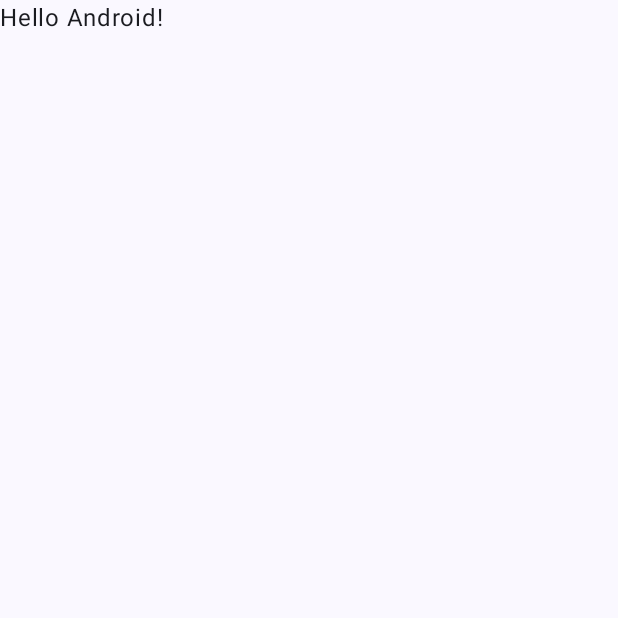
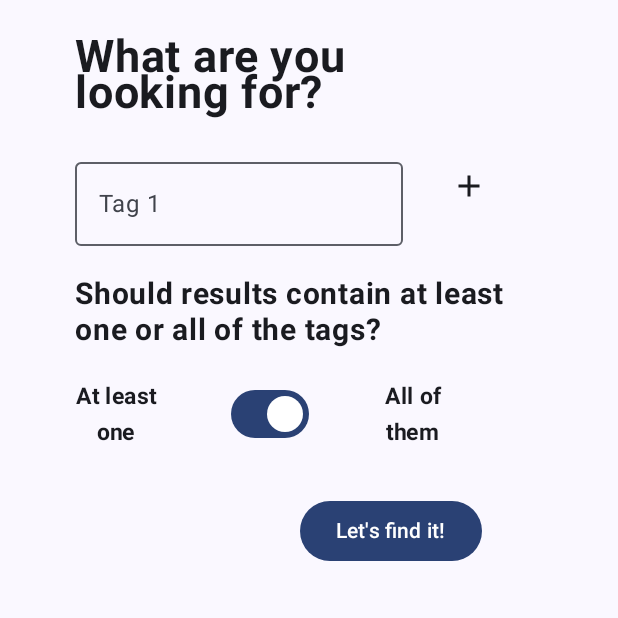
Before and after one commit to kgn04/FlickrBrowser, an Android app built with Jetpack Compose: the screen it shows after launch (MainActivity), on a phone screen of 412 x 824 dp, the top half of it. Before the commit the part shown is almost empty. Run offline under Robolectric (Android 15) with nearby library versions, the phone set to English and light mode, and no system bars.

Commit message:
Code cleanup done.

```diff
--- a/app/build.gradle.kts
+++ b/app/build.gradle.kts
@@ -72,6 +72,8 @@ dependencies {
     implementation(platform("androidx.compose:compose-bom:2023.03.00"))
     implementation(platform("androidx.compose:compose-bom:2023.03.00"))
     implementation(platform("androidx.compose:compose-bom:2023.03.00"))
+    implementation(platform("androidx.compose:compose-bom:2023.03.00"))
+    implementation(platform("androidx.compose:compose-bom:2023.03.00"))
     testImplementation("junit:junit:4.13.2")
     androidTestImplementation("androidx.test.ext:junit:1.1.5")
     androidTestImplementation("androidx.test.espresso:espresso-core:3.5.1")
@@ -87,6 +89,8 @@ dependencies {
     androidTestImplementation(platform("androidx.compose:compose-bom:2023.03.00"))
     androidTestImplementation(platform("androidx.compose:compose-bom:2023.03.00"))
     androidTestImplementation(platform("androidx.compose:compose-bom:2023.03.00"))
+    androidTestImplementation(platform("androidx.compose:compose-bom:2023.03.00"))
+    androidTestImplementation(platform("androidx.compose:compose-bom:2023.03.00"))
     debugImplementation("androidx.compose.ui:ui-tooling")
     debugImplementation("androidx.compose.ui:ui-test-manifest")
 }
--- /dev/null
+++ b/app/src/main/java/com/example/flickrbrowser/BrowserView.kt
@@ -0,0 +1,84 @@
+package com.example.flickrbrowser
+
+import android.content.Intent
+import androidx.compose.foundation.layout.Arrangement
+import androidx.compose.foundation.layout.Column
+import androidx.compose.foundation.layout.Row
+import androidx.compose.foundation.layout.Spacer
+import androidx.compose.foundation.layout.height
+import androidx.compose.foundation.layout.padding
+import androidx.compose.foundation.layout.width
+import androidx.compose.material3.Button
+import androidx.compose.material3.Switch
+import androidx.compose.material3.Text
+import androidx.compose.runtime.Composable
+import androidx.compose.runtime.getValue
+import androidx.compose.runtime.mutableStateOf
+import androidx.compose.runtime.remember
+import androidx.compose.runtime.setValue
+import androidx.compose.ui.Modifier
+import androidx.compose.ui.platform.LocalContext
+import androidx.compose.ui.text.font.FontWeight
+import androidx.compose.ui.text.style.TextAlign
+import androidx.compose.ui.unit.dp
+import androidx.compose.ui.unit.sp
+
+@Composable
+fun Browser() {
+    Column (modifier = Modifier
+        .padding(start = 50.dp, end = 50.dp)) {
+        Spacer(modifier = Modifier.height(20.dp))
+        Text(
+            text = "What are you\nlooking for?",
+            fontSize = 30.sp,
+            fontWeight = FontWeight.Bold
+        )
+        Spacer(modifier = Modifier.height(20.dp))
+        TagsList()
+        Spacer(modifier = Modifier.height(20.dp))
+        Text(
+            text = "Should results contain at least one or all of the tags?",
+            fontSize = 20.sp,
+            fontWeight = FontWeight.Bold
+        )
+        Spacer(modifier = Modifier.height(20.dp))
+        var checked by remember { mutableStateOf(true) }
+        Row (horizontalArrangement = Arrangement.SpaceEvenly){
+            Text(
+                text = "At least\none",
+                fontSize = 15.sp,
+                fontWeight = FontWeight.Bold,
+                textAlign = TextAlign.Center
+            )
+            Spacer(modifier = Modifier.width(50.dp))
+            Switch(
+                checked = checked,
+                onCheckedChange = {
+                    checked = it
+                    chosenTagMode = if (checked) "all" else "any"
+                }
+            )
+            Spacer(modifier = Modifier.width(50.dp))
+            Text(
+                text = "All of\nthem",
+                fontSize = 15.sp,
+                fontWeight = FontWeight.Bold,
+                textAlign = TextAlign.Center
+            )
+        }
+        Spacer(modifier = Modifier.height(30.dp))
+        val mContext = LocalContext.current
+        Row {
+            Spacer(modifier = Modifier.width(150.dp))
+            Button(
+                onClick = { val intent = Intent(mContext, ResultsActivity::class.java)
+                    intent.putExtra("tags" , chosenTags.joinToString(separator = ","))
+                    intent.putExtra("tagmode" , chosenTagMode)
+                    intent.putExtra("language", chosenLang)
+                    mContext.startActivity(intent) }) {
+                Text("Let's find it!")
+            }
+        }
+
+    }
+}
--- a/app/src/main/java/com/example/flickrbrowser/MainActivity.kt
+++ b/app/src/main/java/com/example/flickrbrowser/MainActivity.kt
@@ -6,10 +6,7 @@ import androidx.activity.compose.setContent
 import androidx.compose.foundation.layout.fillMaxSize
 import androidx.compose.material3.MaterialTheme
 import androidx.compose.material3.Surface
-import androidx.compose.material3.Text
-import androidx.compose.runtime.Composable
 import androidx.compose.ui.Modifier
-import androidx.compose.ui.tooling.preview.Preview
 import com.example.flickrbrowser.ui.theme.FlickrBrowserTheme
 
 class MainActivity : ComponentActivity() {
@@ -22,25 +19,13 @@ class MainActivity : ComponentActivity() {
                     modifier = Modifier.fillMaxSize(),
                     color = MaterialTheme.colorScheme.background
                 ) {
-                    Greeting("Android")
+                    Browser()
                 }
             }
         }
     }
 }
 
-@Composable
-fun Greeting(name: String, modifier: Modifier = Modifier) {
-    Text(
-        text = "Hello $name!",
-        modifier = modifier
-    )
-}
-
-@Preview(showBackground = true)
-@Composable
-fun GreetingPreview() {
-    FlickrBrowserTheme {
-        Greeting("Android")
-    }
-}
+var chosenTags = listOf<String>()
+var chosenTagMode = "all"
+var chosenLang = "Any language"
--- /dev/null
+++ b/app/src/main/java/com/example/flickrbrowser/TagsView.kt
@@ -0,0 +1,68 @@
+package com.example.flickrbrowser
+
+import androidx.compose.foundation.layout.Row
+import androidx.compose.foundation.layout.Spacer
+import androidx.compose.foundation.layout.fillMaxWidth
+import androidx.compose.foundation.layout.width
+import androidx.compose.material.icons.Icons
+import androidx.compose.material.icons.filled.Add
+import androidx.compose.material.icons.filled.Delete
+import androidx.compose.material3.Icon
+import androidx.compose.material3.IconButton
+import androidx.compose.material3.OutlinedTextField
+import androidx.compose.material3.Text
+import androidx.compose.runtime.Composable
+import androidx.compose.runtime.getValue
+import androidx.compose.runtime.mutableStateOf
+import androidx.compose.runtime.remember
+import androidx.compose.runtime.setValue
+import androidx.compose.ui.Modifier
+import androidx.compose.ui.unit.dp
+
+
+@Composable
+fun TagsList() {
+    var tags by remember { mutableStateOf(mutableListOf<String>()) }
+    tags.forEachIndexed { id, tag ->
+        Row {
+            OutlinedTextField(
+                modifier = Modifier
+                    .fillMaxWidth(0.7f),
+                enabled = false,
+                value = tag,
+                onValueChange = {  },
+                label = { Text("Tag ${id + 1}") },
+            )
+            Spacer(modifier = Modifier.width(20.dp))
+            IconButton(
+                onClick = { tags = tags.toMutableList().apply { remove(tag) }
+                    chosenTags = tags
+                }
+            ) {
+                Icon(imageVector = Icons.Default.Delete, contentDescription = "Remove")
+            }
+        }
+    }
+    if (tags.size < 5) {
+        var lastTag by remember { mutableStateOf("") }
+        Row {
+            OutlinedTextField(
+                modifier = Modifier
+                    .fillMaxWidth(0.7f),
+                value = lastTag,
+                onValueChange = { lastTag = it },
+                label = { Text("Tag ${tags.size + 1}") }
+            )
+            Spacer(modifier = Modifier.width(20.dp))
+            IconButton(
+                onClick = { if(lastTag != "" && !tags.contains(lastTag)) {
+                    tags.add(lastTag)
+                    lastTag = ""
+                    chosenTags = tags
+                } }
+            ) {
+                Icon(imageVector = Icons.Default.Add, contentDescription = "Remove")
+            }
+        }
+    }
+}
--- a/app/src/main/res/values/strings.xml
+++ b/app/src/main/res/values/strings.xml
@@ -9,4 +9,6 @@
     <string name="title_activity_requester_view_model">RequesterViewModel</string>
     <string name="title_activity_image">Image</string>
     <string name="title_activity_images_list">ImagesList</string>
+    <string name="title_activity_tags_view">TagsView</string>
+    <string name="title_activity_browser_view">BrowserView</string>
 </resources>
```
Also changed, not shown: app/src/main/AndroidManifest.xml (+12 -19 lines), app/src/main/java/com/example/flickrbrowser/Image.kt (deleted, +0 -46 lines), app/src/main/java/com/example/flickrbrowser/ImagesList.kt (deleted, +0 -46 lines), app/src/main/java/com/example/flickrbrowser/ImagesListView.kt (added, +34 -0 lines), app/src/main/java/com/example/flickrbrowser/Requester.kt (+4 -3 lines), app/src/main/java/com/example/flickrbrowser/RequesterView.kt (deleted, +0 -185 lines), app/src/main/java/com/example/flickrbrowser/ResultsActivity.kt (+5 -56 lines).
